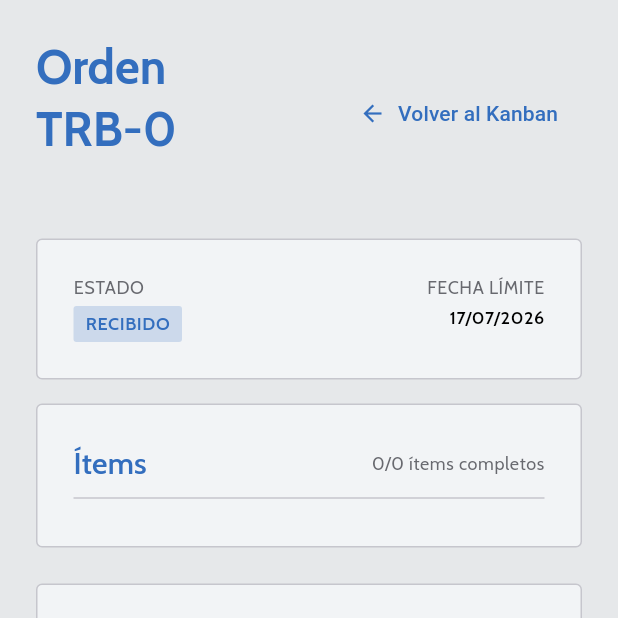
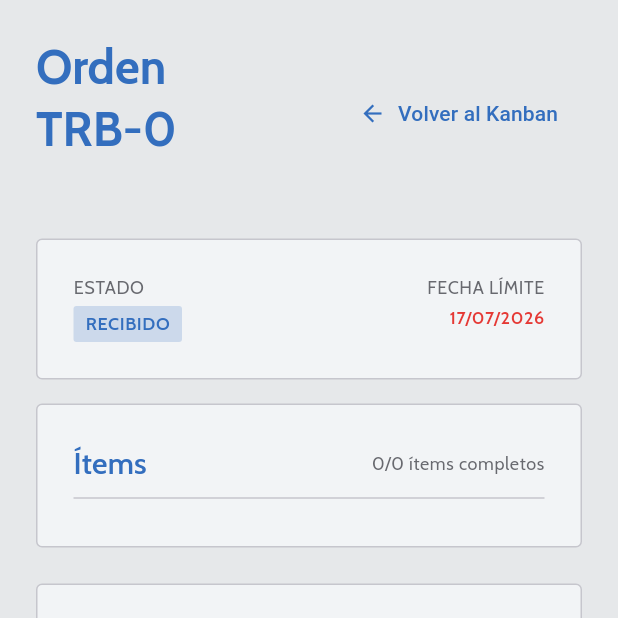
Before and after one commit to JuanBG20/gestion_integral_jyc, a Flutter app: the WorkDetailsScreen screen opened directly with empty values, on a phone screen of 412 x 824 dp, the top half of it. Run offline on Flutter 3.47's test engine with Material 3 defaults, Android fonts, the phone set to English and light mode, and no system bars; our stand-ins replace flutter_dotenv, flutter_riverpod, go_router, google_fonts, pdf, printing and 1 more; missing offline and left inert: mobile_scanner; accounts and stored records are empty.

Commit message:
Deadline color

```diff
--- a/lib/core/theme/app_colors.dart
+++ b/lib/core/theme/app_colors.dart
@@ -9,4 +9,8 @@ class AppColors {
   static const Color surface = Color(0xFFE6E8EA);
   static const Color outline = Color(0xFFC6C6CD);
   static const Color error = Color(0xFFBA1A1A);
+
+  static const deadlineRed = Color(0xFFE53935);
+  static const deadlineOrange = Color(0xFFFB8C00);
+  static const deadlineYellow = Color(0xFFFDD835);
 }
--- a/lib/features/production/presentation/screens/all_works_screen.dart
+++ b/lib/features/production/presentation/screens/all_works_screen.dart
@@ -2,6 +2,7 @@ import 'package:flutter/material.dart';
 import 'package:flutter_riverpod/flutter_riverpod.dart';
 import 'package:gestion_integral_jyc/core/enums/work_sort_option.dart';
 import 'package:gestion_integral_jyc/core/presentation/extensions/date_formatting.dart';
+import 'package:gestion_integral_jyc/core/presentation/extensions/deadline_extensions.dart';
 import 'package:gestion_integral_jyc/core/presentation/extensions/screen_size.dart';
 import 'package:gestion_integral_jyc/core/presentation/widgets/app_action_menu.dart';
 import 'package:gestion_integral_jyc/core/presentation/widgets/screen_header.dart';
@@ -140,6 +141,9 @@ class AllWorksScreen extends ConsumerWidget {
                             AppTableCell.text(
                               w.deadline != null ? w.deadline!.ddMMyyyy : '-',
                               flex: 2,
+                              style: w.deadline != null
+                                  ? TextStyle(color: w.deadline!.deadlineColor)
+                                  : null,
                             ),
                           ],
                         ),
--- a/lib/features/production/presentation/screens/work_details_screen.dart
+++ b/lib/features/production/presentation/screens/work_details_screen.dart
@@ -1,6 +1,7 @@
 import 'package:flutter/material.dart';
 import 'package:flutter_riverpod/flutter_riverpod.dart';
 import 'package:gestion_integral_jyc/core/presentation/extensions/date_formatting.dart';
+import 'package:gestion_integral_jyc/core/presentation/extensions/deadline_extensions.dart';
 import 'package:gestion_integral_jyc/core/presentation/extensions/screen_size.dart';
 import 'package:gestion_integral_jyc/core/presentation/widgets/items_card_layout.dart';
 import 'package:gestion_integral_jyc/core/theme/app_colors.dart';
@@ -169,10 +170,12 @@ class WorkDetailsScreen extends ConsumerWidget {
 
                   Text(
                     work.deadline != null ? work.deadline!.ddMMyyyy : '-',
-                    style: context.textTheme.bodySmall?.copyWith(
-                      color: Colors.black,
-                      fontWeight: FontWeight.w600,
-                    ),
+                    style: work.deadline != null
+                        ? context.textTheme.bodySmall?.copyWith(
+                            color: work.deadline!.deadlineColor,
+                            fontWeight: FontWeight.w600,
+                          )
+                        : null,
                   ),
                 ],
               ),
--- a/lib/features/production/presentation/widgets/draggable_work_card.dart
+++ b/lib/features/production/presentation/widgets/draggable_work_card.dart
@@ -1,5 +1,6 @@
 import 'package:flutter/material.dart';
 import 'package:gestion_integral_jyc/core/presentation/extensions/date_formatting.dart';
+import 'package:gestion_integral_jyc/core/presentation/extensions/deadline_extensions.dart';
 import 'package:gestion_integral_jyc/core/theme/app_colors.dart';
 import 'package:gestion_integral_jyc/core/theme/theme_extensions.dart';
 import 'package:gestion_integral_jyc/features/production/domain/entities/work_entity.dart';
@@ -60,7 +61,9 @@ class DraggableWorkCard extends StatelessWidget {
 
                   Text(
                     work.deadline!.mmmDd,
-                    style: context.textTheme.bodySmall,
+                    style: context.textTheme.bodySmall?.copyWith(
+                      color: work.deadline!.deadlineColor,
+                    ),
                   ),
                 ],
               ),
```
Also changed, not shown: lib/core/presentation/extensions/deadline_extensions.dart (added, +38 -0 lines).
